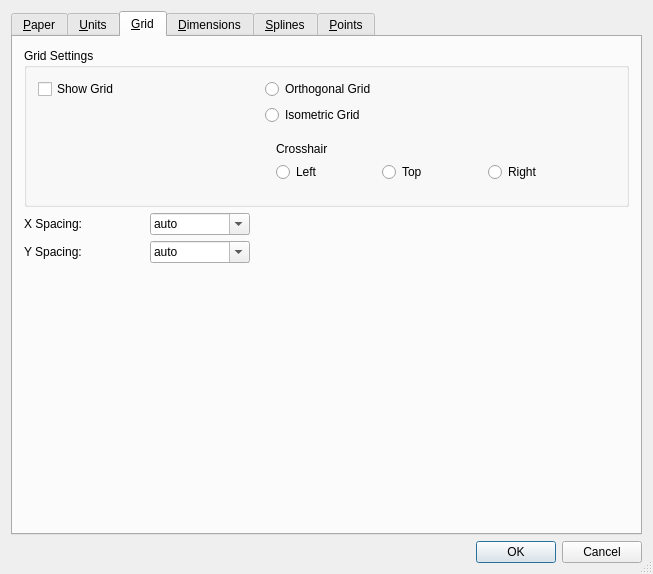
Old version of the form librecad/src/ui/forms/qg_dlgoptionsdrawing.ui in the repository LibreCAD/LibreCAD.
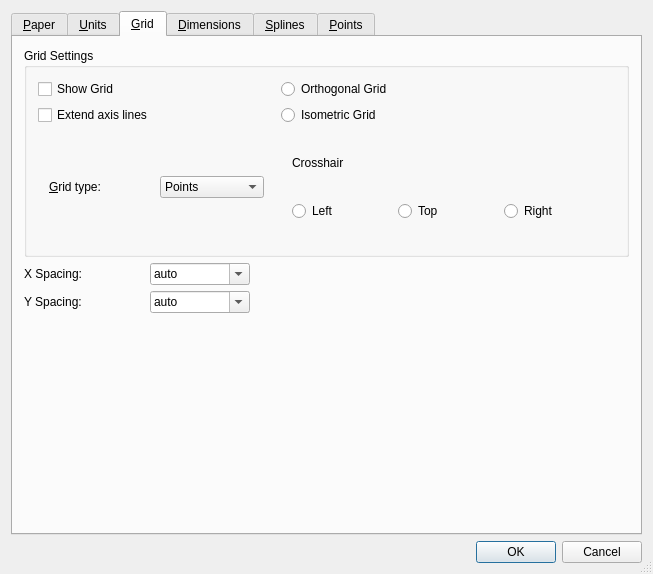
New version of the form. The open tabs and pages were chosen to show the change. Icons and pictures are not drawn. Custom widgets are drawn as their Qt base class.

```diff
--- a/librecad/src/ui/forms/qg_dlgoptionsdrawing.ui
+++ b/librecad/src/ui/forms/qg_dlgoptionsdrawing.ui
@@ -589,6 +589,78 @@
             </property>
            </widget>
           </item>
+          <item row="1" column="0">
+           <widget class="QCheckBox" name="cbExtendAxisLines">
+            <property name="text">
+             <string>Extend axis lines</string>
+            </property>
+           </widget>
+          </item>
+
+          <item row="2" column="0">
+            <widget class="QWidget" name="widget" native="true">
+              <property name="sizePolicy">
+               <sizepolicy hsizetype="MinimumExpanding" vsizetype="MinimumExpanding">
+                <horstretch>0</horstretch>
+                <verstretch>0</verstretch>
+               </sizepolicy>
+              </property>
+              <property name="minimumSize">
+               <size>
+                <width>0</width>
+                <height>0</height>
+               </size>
+              </property>
+              <property name="maximumSize">
+               <size>
+                <width>16777215</width>
+                <height>16777215</height>
+               </size>
+              </property>
+              <layout class="QGridLayout" name="gridLayout_12">
+                <item row="0" column="0">
+                 <widget class="QLabel" name="lGridType">
+                  <property name="text">
+                   <string>&amp;Grid type:</string>
+                  </property>
+                  <property name="wordWrap">
+                   <bool>false</bool>
+                  </property>
+                  <property name="buddy">
+                   <cstring>cbGridType</cstring>
+                  </property>
+                 </widget>
+                </item>
+                <item row="0" column="1">
+                 <widget class="QComboBox" name="cbGridType">
+                  <property name="minimumSize">
+                   <size>
+                    <width>100</width>
+                    <height>0</height>
+                   </size>
+                  </property>
+                  <property name="editable">
+                   <bool>false</bool>
+                  </property>
+                  <property name="currentIndex">
+                   <number>0</number>
+                  </property>
+                  <item>
+                   <property name="text">
+                    <string>Points</string>
+                   </property>
+                  </item>
+                  <item>
+                   <property name="text">
+                    <string>Lines</string>
+                   </property>
+                  </item>
+                 </widget>
+                </item>
+              </layout>
+            </widget>
+          </item>
+
           <item row="0" column="1">
            <widget class="QRadioButton" name="rbOrthogonalGrid">
             <property name="toolTip">
```
